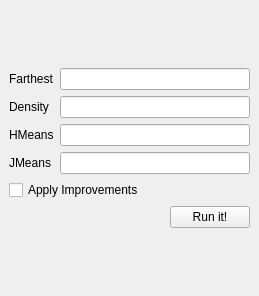
First picture: the form in src/gui/RunBatch.ui, repository wiglot/CCP, before the edit.
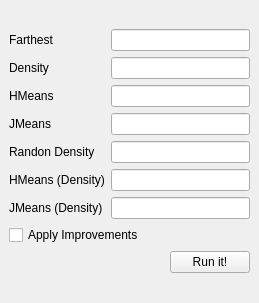
Second picture: the form after the edit.

Commit message: New feature, File Batch (select many files and run). JMeans was commented, it's broken\! FIX IT BAD Programmer Spank\! Spank\!

The edit to the form file:
```diff
--- a/src/gui/RunBatch.ui
+++ b/src/gui/RunBatch.ui
@@ -7,7 +7,7 @@
     <x>0</x>
     <y>0</y>
     <width>259</width>
-    <height>296</height>
+    <height>303</height>
    </rect>
   </property>
   <property name="floating">
@@ -66,7 +66,7 @@
       <item row="3" column="1">
        <widget class="QLineEdit" name="jmeansNum"/>
       </item>
-      <item row="5" column="0" colspan="2">
+      <item row="8" column="0" colspan="2">
        <layout class="QHBoxLayout" name="horizontalLayout">
         <item>
          <spacer name="horizontalSpacer">
@@ -90,13 +90,43 @@
         </item>
        </layout>
       </item>
-      <item row="4" column="0" colspan="2">
+      <item row="7" column="0" colspan="2">
        <widget class="QCheckBox" name="improve">
         <property name="text">
          <string>Apply Improvements</string>
         </property>
        </widget>
       </item>
+      <item row="4" column="0">
+       <widget class="QLabel" name="label_5">
+        <property name="text">
+         <string>Randon Density</string>
+        </property>
+       </widget>
+      </item>
+      <item row="6" column="0">
+       <widget class="QLabel" name="label_6">
+        <property name="text">
+         <string>JMeans (Density)</string>
+        </property>
+       </widget>
+      </item>
+      <item row="5" column="0">
+       <widget class="QLabel" name="label_7">
+        <property name="text">
+         <string>HMeans (Density)</string>
+        </property>
+       </widget>
+      </item>
+      <item row="4" column="1">
+       <widget class="QLineEdit" name="randomDensityNum"/>
+      </item>
+      <item row="5" column="1">
+       <widget class="QLineEdit" name="hmeansDensityNum"/>
+      </item>
+      <item row="6" column="1">
+       <widget class="QLineEdit" name="jmeansDensityNum"/>
+      </item>
      </layout>
     </item>
    </layout>
```
The commit also changes 18 other files.
